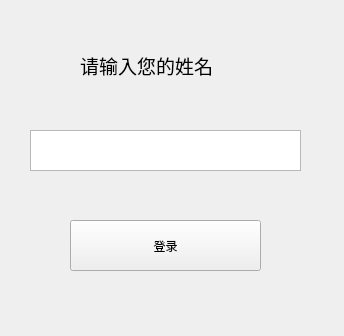
Before: the Qt Designer form login.ui in yuly16/ChatRoom, drawn with Qt 5.
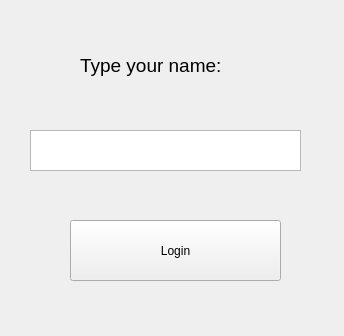
After: the same form once the commit is applied.

The edit to the form file:
```diff
--- a/login.ui
+++ b/login.ui
@@ -18,12 +18,17 @@
     <rect>
      <x>70</x>
      <y>220</y>
-     <width>191</width>
-     <height>51</height>
+     <width>211</width>
+     <height>61</height>
     </rect>
    </property>
+   <property name="font">
+    <font>
+     <family>Arial</family>
+    </font>
+   </property>
    <property name="text">
-    <string>登录</string>
+    <string>Login</string>
    </property>
   </widget>
   <widget class="QLabel" name="label">
@@ -31,18 +36,18 @@
     <rect>
      <x>80</x>
      <y>20</y>
-     <width>181</width>
+     <width>211</width>
      <height>91</height>
     </rect>
    </property>
    <property name="font">
     <font>
-     <family>黑体</family>
+     <family>Arial</family>
      <pointsize>14</pointsize>
     </font>
    </property>
    <property name="text">
-    <string>请输入您的姓名</string>
+    <string>Type your name:</string>
    </property>
    <property name="textFormat">
     <enum>Qt::AutoText</enum>
```
Left out of the diff: 8 changed lines with no effect on the pictures.
